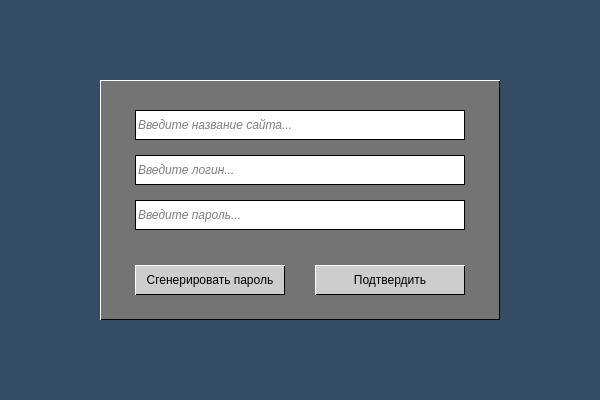
Old version of the form frontend/pm_new_entry.ui in the repository Kvazitropter/password-manager.
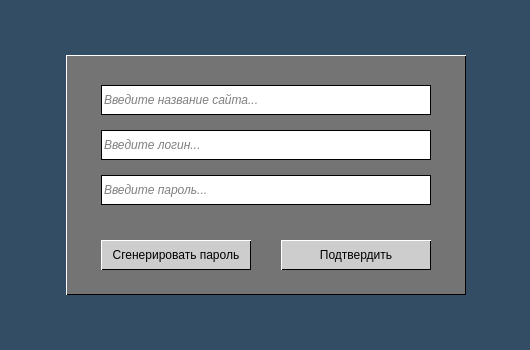
New version of the form. Icons and pictures are not drawn.

Diff of the .ui file:
```diff
--- a/frontend/pm_new_entry.ui
+++ b/frontend/pm_new_entry.ui
@@ -6,8 +6,8 @@
    <rect>
     <x>0</x>
     <y>0</y>
-    <width>600</width>
-    <height>400</height>
+    <width>530</width>
+    <height>350</height>
    </rect>
   </property>
   <property name="windowTitle">
@@ -34,8 +34,8 @@
   <widget class="QWidget" name="widget_container" native="true">
    <property name="geometry">
     <rect>
-     <x>100</x>
-     <y>80</y>
+     <x>66</x>
+     <y>55</y>
      <width>400</width>
      <height>240</height>
     </rect>
@@ -95,6 +95,9 @@
     <property name="placeholderText">
      <string>Введите название сайта...</string>
     </property>
+    <property name="clearButtonEnabled">
+     <bool>true</bool>
+    </property>
    </widget>
    <widget class="QLineEdit" name="input_login">
     <property name="geometry">
@@ -115,6 +118,9 @@
     <property name="placeholderText">
      <string>Введите логин...</string>
     </property>
+    <property name="clearButtonEnabled">
+     <bool>true</bool>
+    </property>
    </widget>
    <widget class="QLineEdit" name="input_password">
     <property name="geometry">
@@ -141,6 +147,9 @@
     <property name="placeholderText">
      <string>Введите пароль...</string>
     </property>
+    <property name="clearButtonEnabled">
+     <bool>true</bool>
+    </property>
    </widget>
    <widget class="QPushButton" name="btn_generate_password">
     <property name="geometry">
@@ -285,10 +294,10 @@
   <widget class="QLabel" name="key_image">
    <property name="geometry">
     <rect>
-     <x>30</x>
-     <y>30</y>
-     <width>100</width>
-     <height>156</height>
+     <x>15</x>
+     <y>18</y>
+     <width>71</width>
+     <height>111</height>
     </rect>
    </property>
    <property name="styleSheet">
@@ -296,7 +305,13 @@
 </string>
    </property>
    <property name="text">
-    <string>&lt;html&gt;&lt;head/&gt;&lt;body&gt;&lt;p&gt;&lt;img src=&quot;:/key/images/key.png&quot;/&gt;&lt;/p&gt;&lt;/body&gt;&lt;/html&gt;</string>
+    <string/>
+   </property>
+   <property name="pixmap">
+    <pixmap resource="res-rc.qrc">:/key/images/key.png</pixmap>
+   </property>
+   <property name="scaledContents">
+    <bool>true</bool>
    </property>
   </widget>
   <zorder>key_image</zorder>
```
Left out of the diff: 4 changed lines with no effect on the pictures.
